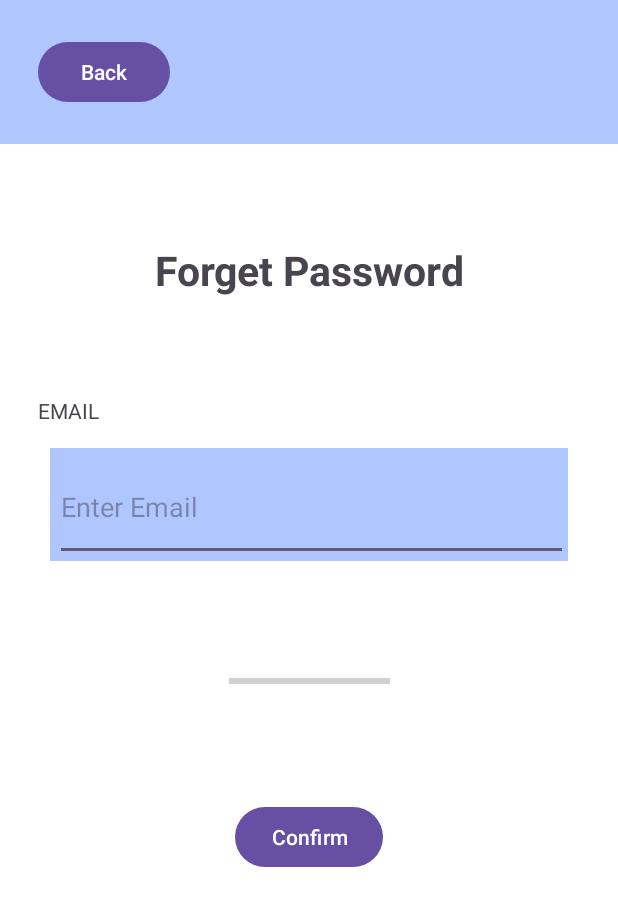
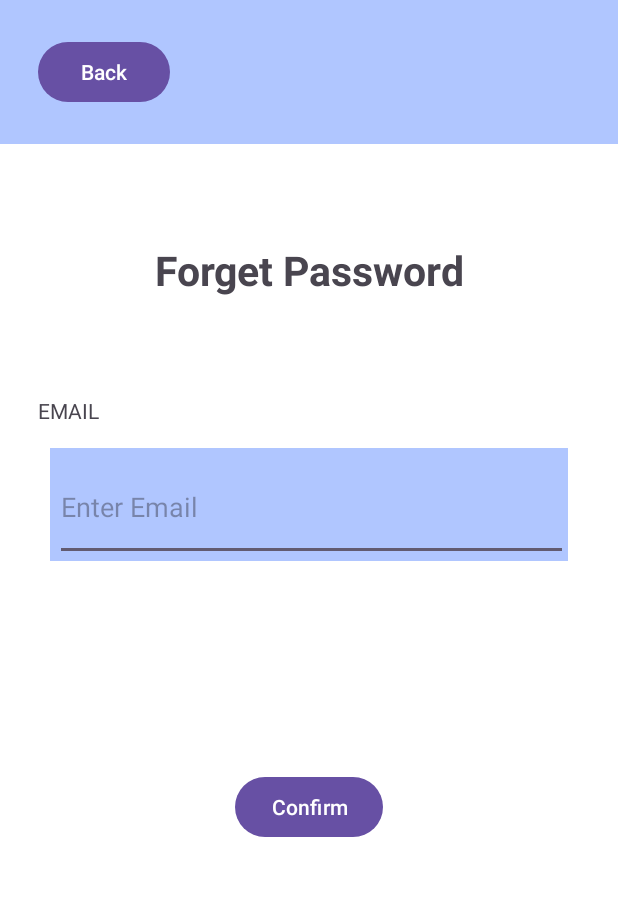
Before and after one commit to LutfuHeysem/PawsitiveCareFinal, an Android app built with Jetpack Compose: the ForgetPassword screen opened directly, with no data from a screen before it, on a phone screen of 412 x 824 dp. Shown: the top 906 px of the screen. Run offline under Robolectric (Android 15) with nearby library versions, the phone set to English and light mode, and no system bars; our stand-ins replace Firebase (no records; nobody signed in at launch, a user with empty details on screens opened directly).

Commit message:
General Readibility and Check of UI Design
Reset Password intent in the login part is removed with forgetpassword.

```diff
--- a/PawSitive2/app/src/main/java/com/example/pawsitive/CreateNewAccount.java
+++ b/PawSitive2/app/src/main/java/com/example/pawsitive/CreateNewAccount.java
@@ -16,7 +16,6 @@ public class CreateNewAccount extends AppCompatActivity {
     //instance variables
     private String name, pass, email, loc;
     private EditText editName, editEmail, editPass, editLoc;
-    private int cvv;
     private Button back, signUp;
     private CheckBox privacy;
 
--- a/PawSitive2/app/src/main/java/com/example/pawsitive/ForgetPassword.java
+++ b/PawSitive2/app/src/main/java/com/example/pawsitive/ForgetPassword.java
@@ -28,7 +28,6 @@ public class ForgetPassword extends AppCompatActivity {
     private Button back, confirm;
     private EditText mail;
     private String mailString;
-    private ProgressBar prog;
     private FirebaseAuth mAuth;
 
 
@@ -42,7 +41,6 @@ public class ForgetPassword extends AppCompatActivity {
         confirm = findViewById(R.id.button6);
 
         mail = findViewById(R.id.mail);
-        prog = findViewById(R.id.progressBar4);
 
         mAuth = FirebaseAuth.getInstance();
 
@@ -67,9 +65,7 @@ public class ForgetPassword extends AppCompatActivity {
     }
 
     private void ResetPassword()
-    {
-        prog.setVisibility(View.VISIBLE);
-        confirm.setVisibility(View.INVISIBLE);
+    {;
         mAuth.sendPasswordResetEmail(mailString).addOnSuccessListener(new OnSuccessListener<Void>() {
             @Override
             public void onSuccess(Void unused) {
@@ -81,8 +77,6 @@ public class ForgetPassword extends AppCompatActivity {
             @Override
             public void onFailure(@NonNull Exception e) {
                 Toast.makeText(ForgetPassword.this, e.getMessage(), Toast.LENGTH_SHORT).show();
-                prog.setVisibility(View.INVISIBLE);
-                confirm.setVisibility(View.VISIBLE);
             }
         });
     }
--- a/PawSitive2/app/src/main/res/layout/activity_forget_password.xml
+++ b/PawSitive2/app/src/main/res/layout/activity_forget_password.xml
@@ -80,20 +80,10 @@
         android:id="@+id/button6"
         android:layout_width="wrap_content"
         android:layout_height="wrap_content"
-        android:layout_marginTop="160dp"
+        android:layout_marginTop="140dp"
         android:text="Confirm"
         app:layout_constraintEnd_toEndOf="parent"
         app:layout_constraintStart_toStartOf="parent"
         app:layout_constraintTop_toBottomOf="@+id/textView6" />
 
-    <ProgressBar
-        android:id="@+id/progressBar4"
-        style="?android:attr/progressBarStyleHorizontal"
-        android:layout_width="107dp"
-        android:layout_height="15dp"
-        app:layout_constraintBottom_toTopOf="@+id/button6"
-        app:layout_constraintEnd_toEndOf="parent"
-        app:layout_constraintStart_toStartOf="parent"
-        app:layout_constraintTop_toBottomOf="@+id/textView6" />
-
 </androidx.constraintlayout.widget.ConstraintLayout>
--- a/PawSitive2/app/src/main/res/layout/activity_login.xml
+++ b/PawSitive2/app/src/main/res/layout/activity_login.xml
@@ -123,7 +123,7 @@
         android:layout_width="wrap_content"
         android:layout_height="wrap_content"
         android:layout_marginTop="45dp"
-        android:text="Reset Password"
+        android:text="Forget Password"
         app:layout_constraintEnd_toEndOf="parent"
         app:layout_constraintStart_toStartOf="parent"
         app:layout_constraintTop_toBottomOf="@+id/button4" />
```
Also changed, not shown: PawSitive2/app/src/main/java/com/example/pawsitive/Login.java (+4 -6 lines).
